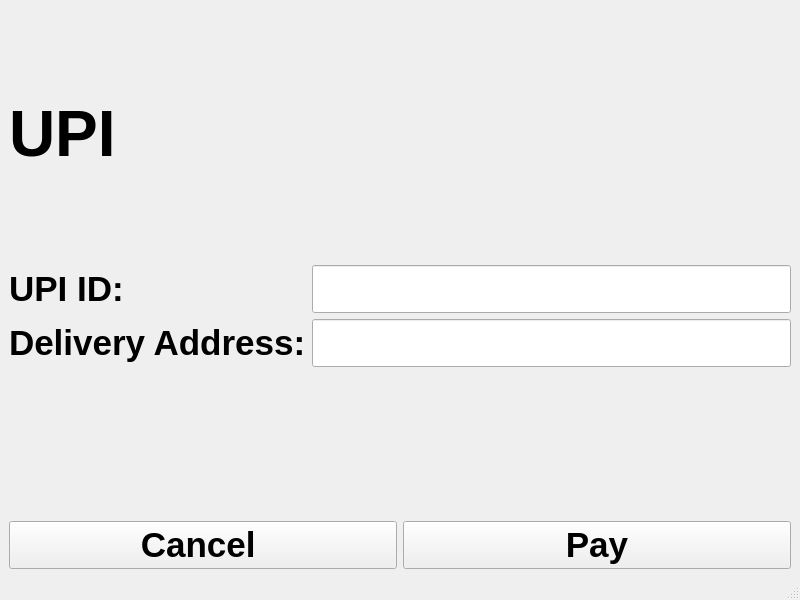
Above: transaction_upi.ui from acmpesuecc/GrowPal before the change. Below: the same form after it.
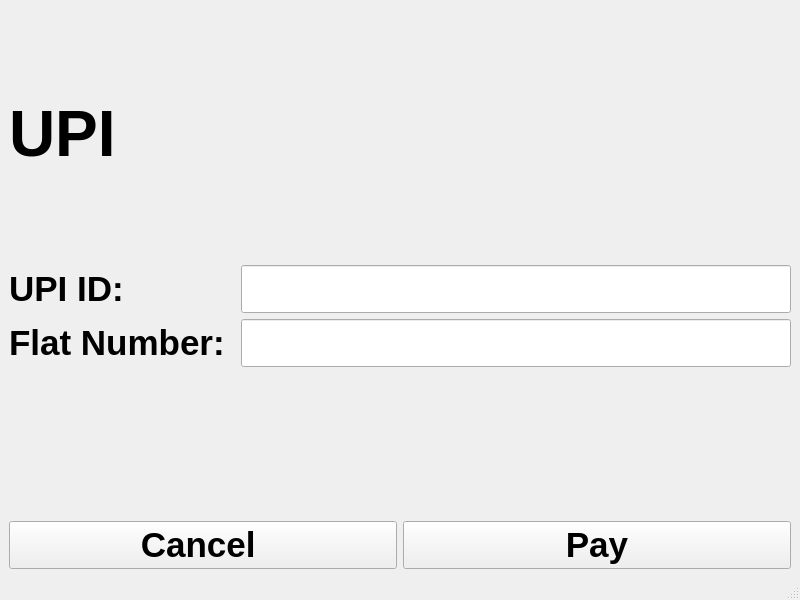
That is the form after the change.

Commit message: changed delivery address to flat number

```diff
--- a/transaction_upi.ui
+++ b/transaction_upi.ui
@@ -66,7 +66,7 @@
          </font>
         </property>
         <property name="text">
-         <string>Delivery Address:</string>
+         <string>Flat Number: </string>
         </property>
        </widget>
       </item>
```
The commit also changes 4 other files.
